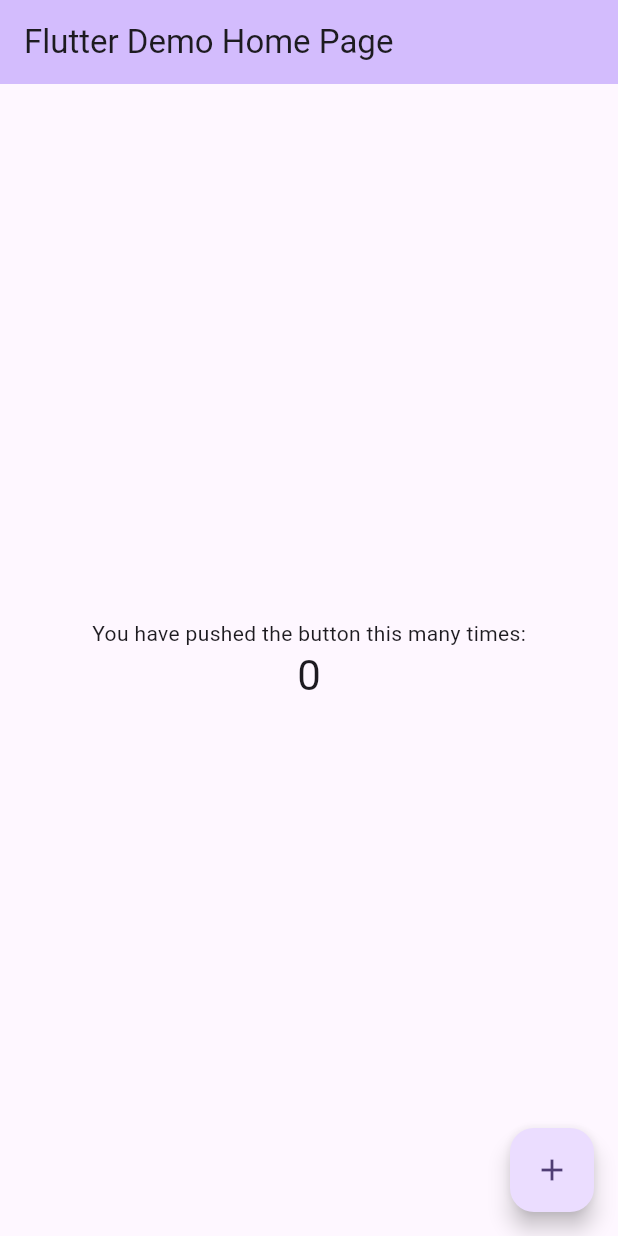
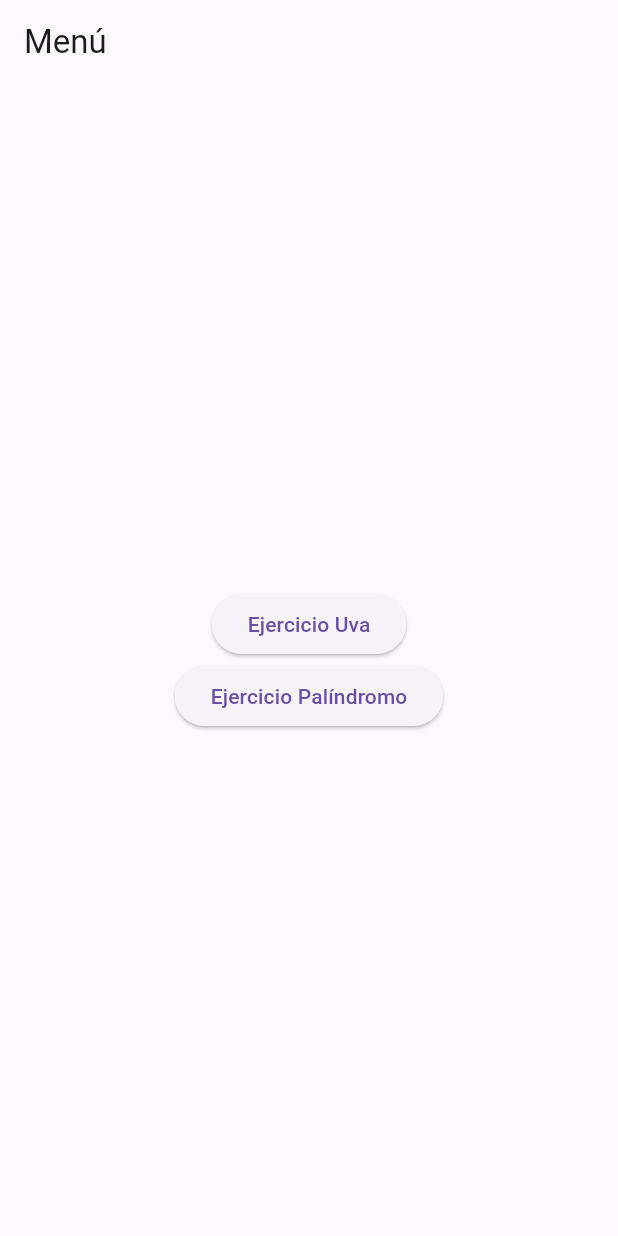
Before and after one commit to Teo344/prueba_practica_3, a Flutter app: the screen it shows after launch, on a phone screen of 412 x 824 dp. Run offline on Flutter 3.47's test engine with Material 3 defaults, Android fonts, the light colour scheme and no system bars; our stand-ins replace flutter_riverpod.

Commit message:
commit-01 Creación e instancia de archivos

```diff
--- a/lib/main.dart
+++ b/lib/main.dart
@@ -1,122 +1,20 @@
 import 'package:flutter/material.dart';
+import 'package:flutter_riverpod/flutter_riverpod.dart';
+import 'routes/app_routes.dart';
 
 void main() {
-  runApp(const MyApp());
+  runApp(const ProviderScope(child: MyApp()));
 }
 
 class MyApp extends StatelessWidget {
   const MyApp({super.key});
 
-  // This widget is the root of your application.
   @override
   Widget build(BuildContext context) {
     return MaterialApp(
-      title: 'Flutter Demo',
-      theme: ThemeData(
-        // This is the theme of your application.
-        //
-        // TRY THIS: Try running your application with "flutter run". You'll see
-        // the application has a purple toolbar. Then, without quitting the app,
-        // try changing the seedColor in the colorScheme below to Colors.green
-        // and then invoke "hot reload" (save your changes or press the "hot
-        // reload" button in a Flutter-supported IDE, or press "r" if you used
-        // the command line to start the app).
-        //
-        // Notice that the counter didn't reset back to zero; the application
-        // state is not lost during the reload. To reset the state, use hot
-        // restart instead.
-        //
-        // This works for code too, not just values: Most code changes can be
-        // tested with just a hot reload.
-        colorScheme: .fromSeed(seedColor: Colors.deepPurple),
-      ),
-      home: const MyHomePage(title: 'Flutter Demo Home Page'),
+      debugShowCheckedModeBanner: false,
+      initialRoute: AppRoutes.menu,
+      routes: AppRoutes.routes,
     );
   }
 }
-
-class MyHomePage extends StatefulWidget {
-  const MyHomePage({super.key, required this.title});
-
-  // This widget is the home page of your application. It is stateful, meaning
-  // that it has a State object (defined below) that contains fields that affect
-  // how it looks.
-
-  // This class is the configuration for the state. It holds the values (in this
-  // case the title) provided by the parent (in this case the App widget) and
-  // used by the build method of the State. Fields in a Widget subclass are
-  // always marked "final".
-
-  final String title;
-
-  @override
-  State<MyHomePage> createState() => _MyHomePageState();
-}
-
-class _MyHomePageState extends State<MyHomePage> {
-  int _counter = 0;
-
-  void _incrementCounter() {
-    setState(() {
-      // This call to setState tells the Flutter framework that something has
-      // changed in this State, which causes it to rerun the build method below
-      // so that the display can reflect the updated values. If we changed
-      // _counter without calling setState(), then the build method would not be
-      // called again, and so nothing would appear to happen.
-      _counter++;
-    });
-  }
-
-  @override
-  Widget build(BuildContext context) {
-    // This method is rerun every time setState is called, for instance as done
-    // by the _incrementCounter method above.
-    //
-    // The Flutter framework has been optimized to make rerunning build methods
-    // fast, so that you can just rebuild anything that needs updating rather
-    // than having to individually change instances of widgets.
-    return Scaffold(
-      appBar: AppBar(
-        // TRY THIS: Try changing the color here to a specific color (to
-        // Colors.amber, perhaps?) and trigger a hot reload to see the AppBar
-        // change color while the other colors stay the same.
-        backgroundColor: Theme.of(context).colorScheme.inversePrimary,
-        // Here we take the value from the MyHomePage object that was created by
-        // the App.build method, and use it to set our appbar title.
-        title: Text(widget.title),
-      ),
-      body: Center(
-        // Center is a layout widget. It takes a single child and positions it
-        // in the middle of the parent.
-        child: Column(
-          // Column is also a layout widget. It takes a list of children and
-          // arranges them vertically. By default, it sizes itself to fit its
-          // children horizontally, and tries to be as tall as its parent.
-          //
-          // Column has various properties to control how it sizes itself and
-          // how it positions its children. Here we use mainAxisAlignment to
-          // center the children vertically; the main axis here is the vertical
-          // axis because Columns are vertical (the cross axis would be
-          // horizontal).
-          //
-          // TRY THIS: Invoke "debug painting" (choose the "Toggle Debug Paint"
-          // action in the IDE, or press "p" in the console), to see the
-          // wireframe for each widget.
-          mainAxisAlignment: .center,
-          children: [
-            const Text('You have pushed the button this many times:'),
-            Text(
-              '$_counter',
-              style: Theme.of(context).textTheme.headlineMedium,
-            ),
-          ],
-        ),
-      ),
-      floatingActionButton: FloatingActionButton(
-        onPressed: _incrementCounter,
-        tooltip: 'Increment',
-        child: const Icon(Icons.add),
-      ),
-    );
-  }
-}
--- /dev/null
+++ b/lib/routes/app_routes.dart
@@ -0,0 +1,16 @@
+import 'package:flutter/material.dart';
+import '../view/menu_screen.dart';
+import '../view/uva_screen.dart';
+import '../view/palindromo_screen.dart';
+
+class AppRoutes {
+  static const menu = '/';
+  static const uva = '/uva';
+  static const palindromo = '/palindromo';
+
+  static Map<String, WidgetBuilder> routes = {
+    menu: (_) => const MenuScreen(),
+    uva: (_) => const UvaScreen(),
+    palindromo: (_) => const PalindromoScreen(),
+  };
+}
--- /dev/null
+++ b/lib/view/menu_screen.dart
@@ -0,0 +1,28 @@
+import 'package:flutter/material.dart';
+import '../routes/app_routes.dart';
+
+class MenuScreen extends StatelessWidget {
+  const MenuScreen({super.key});
+
+  @override
+  Widget build(BuildContext context) {
+    return Scaffold(
+      appBar: AppBar(title: const Text('Menú')),
+      body: Center(
+        child: Column(
+          mainAxisAlignment: MainAxisAlignment.center,
+          children: [
+            ElevatedButton(
+                onPressed: () =>
+                    Navigator.pushNamed(context, AppRoutes.uva),
+                child: const Text('Ejercicio Uva')),
+            ElevatedButton(
+                onPressed: () =>
+                    Navigator.pushNamed(context, AppRoutes.palindromo),
+                child: const Text('Ejercicio Palíndromo')),
+          ],
+        ),
+      ),
+    );
+  }
+}
--- a/pubspec.yaml
+++ b/pubspec.yaml
@@ -30,6 +30,7 @@ environment:
 dependencies:
   flutter:
     sdk: flutter
+  flutter_riverpod: ^2.5.1
 
   # The following adds the Cupertino Icons font to your application.
   # Use with the CupertinoIcons class for iOS style icons.
```
Also changed, not shown: lib/model/palindromo_model.dart (added, +18 -0 lines), lib/model/uva_model.dart (added, +26 -0 lines), lib/view/palindromo_screen.dart (added, +48 -0 lines), lib/view/uva_screen.dart (added, +74 -0 lines), lib/viewmodel/palindromo_viewmodel.dart (added, +12 -0 lines), lib/viewmodel/uva_viewmodel.dart (added, +18 -0 lines), pubspec.lock.
